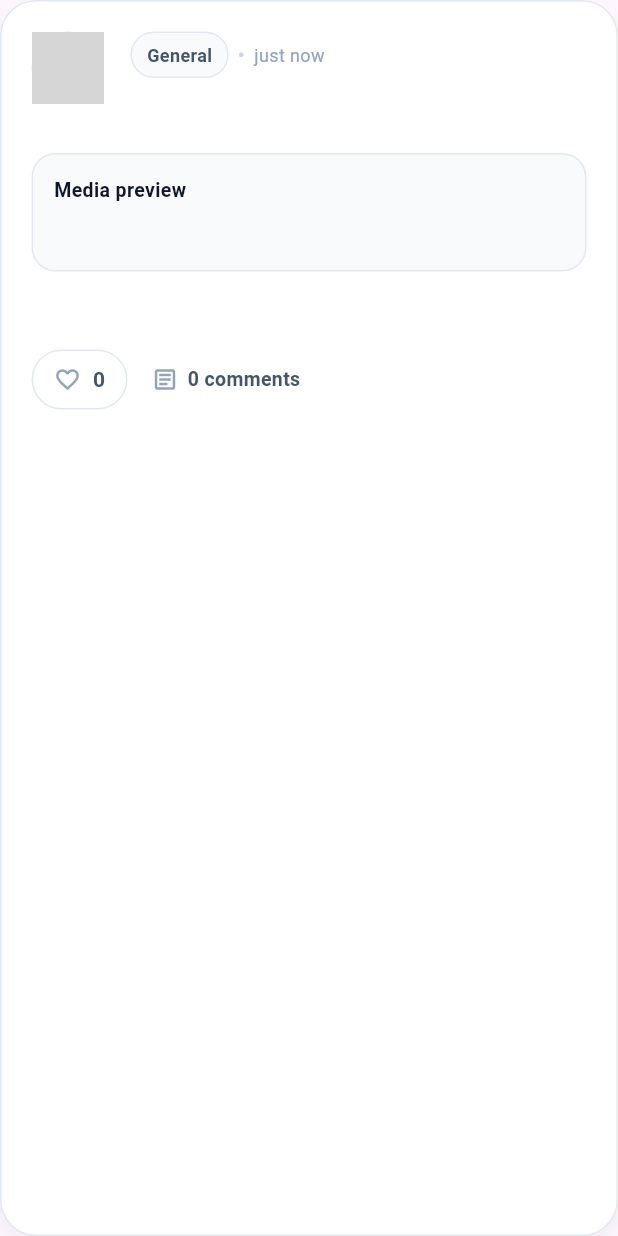
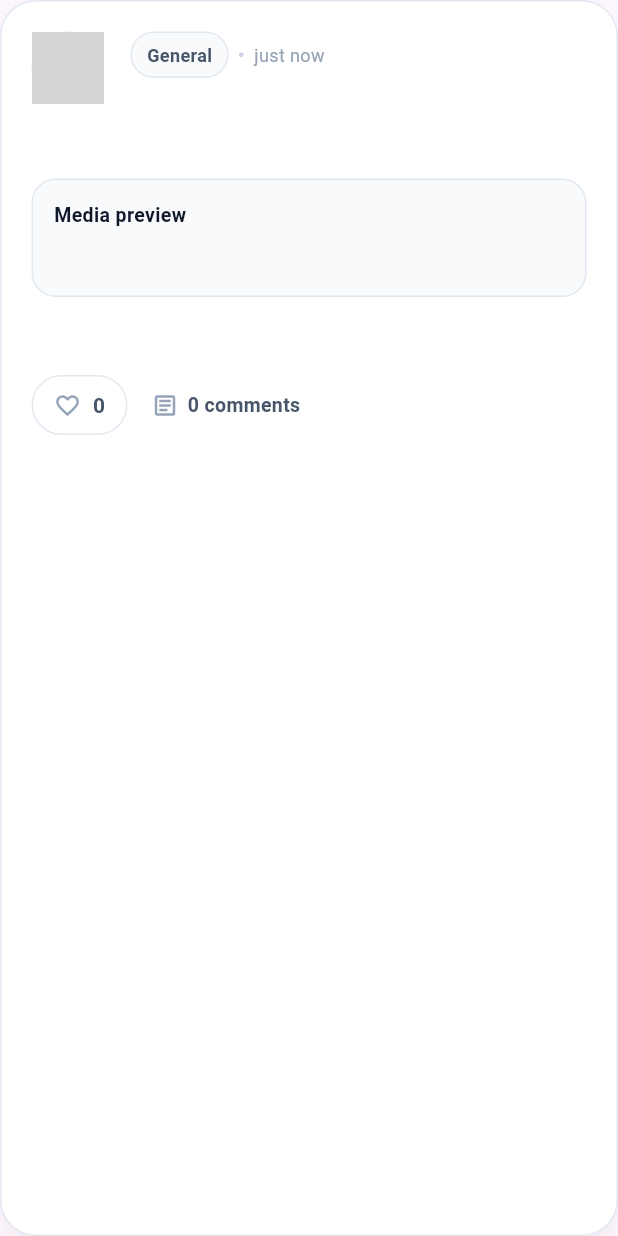
Before and after one commit to pbp-kelompok-B04/goalytics-mobile, a Flutter app: the PostCard widget shown alone on an empty page, opened directly with empty values, on a phone screen of 412 x 824 dp. Run offline on Flutter 3.47's test engine with Material 3 defaults, Android fonts, the phone set to English and light mode, and no system bars; our stand-ins replace fl_chart; missing offline and left inert: pbp_django_auth; accounts and stored records are empty; network calls fail; grey boxes are pictures that could not be loaded.

Commit message:
style: Add margin for title post in post detail

```diff
--- a/lib/widgets/post/post_card.dart
+++ b/lib/widgets/post/post_card.dart
@@ -79,7 +79,10 @@ class PostCard extends StatelessWidget {
                           ),
                         ),
                         const SizedBox(width: 6),
-                        const Text('•', style: TextStyle(color: Color(0xFFCBD5E1))),
+                        const Text(
+                          '•',
+                          style: TextStyle(color: Color(0xFFCBD5E1)),
+                        ),
                         const SizedBox(width: 6),
                         Text(
                           postTimeAgo(post.createdAt),
@@ -91,19 +94,20 @@ class PostCard extends StatelessWidget {
                       ],
                     ),
                     const SizedBox(height: 10),
-                    Text(
-                      post.title,
-                      style: const TextStyle(
-                        fontSize: 22,
-                        fontWeight: FontWeight.w800,
-                        color: Color(0xFF0F172A),
-                        height: 1.3,
-                      ),
-                    ),
                   ],
                 ),
               ),
             ],
+          ),
+          const SizedBox(height: 10),
+          Text(
+            post.title,
+            style: const TextStyle(
+              fontSize: 22,
+              fontWeight: FontWeight.w800,
+              color: Color(0xFF0F172A),
+              height: 1.3,
+            ),
           ),
           const SizedBox(height: 12),
           if (mediaUrl != null) ...[
```
